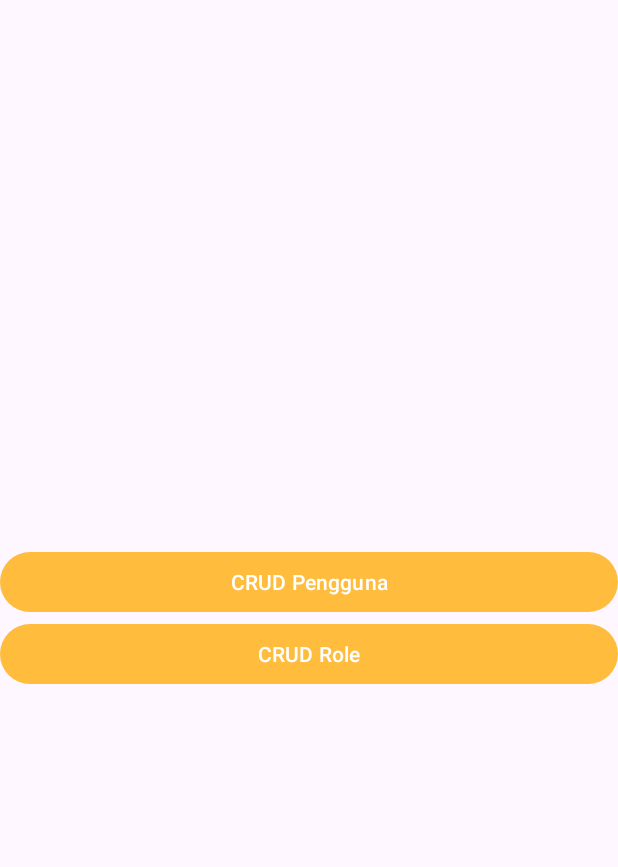
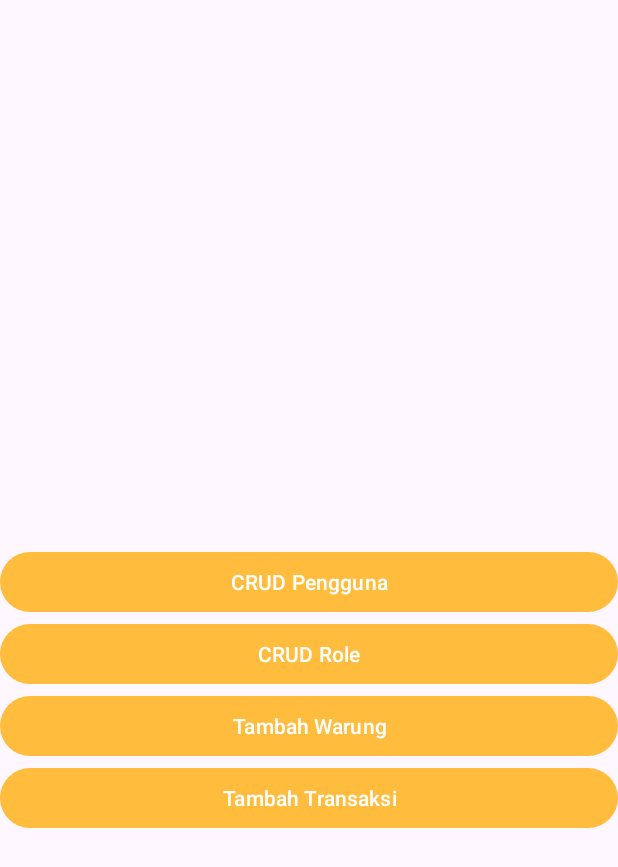
Before and after one commit to sadamapeach/Warmindo_Inspirasi_Indonesia, an Android app: the DashboardActivity screen opened directly, with no data from a screen before it, on a phone screen of 412 x 824 dp. Shown: the top 867 px of the screen. Run offline under Robolectric (Android 15) with nearby library versions, the phone set to English and light mode, and no system bars.

Commit message:
tambah tombol dashboard

```diff
--- a/app/src/main/res/layout/activity_dashboard.xml
+++ b/app/src/main/res/layout/activity_dashboard.xml
@@ -22,4 +22,20 @@
         android:text="CRUD Role"
         app:layout_constraintTop_toBottomOf="@+id/btn_pengguna"
         tools:layout_editor_absoluteX="160dp" />
+
+    <Button
+        android:id="@+id/btn_warung"
+        android:layout_width="match_parent"
+        android:layout_height="wrap_content"
+        android:text="Tambah Warung"
+        app:layout_constraintTop_toBottomOf="@+id/btn_role"
+        tools:layout_editor_absoluteX="160dp" />
+
+    <Button
+        android:id="@+id/btn_transaksi"
+        android:layout_width="match_parent"
+        android:layout_height="wrap_content"
+        android:text="Tambah Transaksi"
+        app:layout_constraintTop_toBottomOf="@+id/btn_warung"
+        tools:layout_editor_absoluteX="160dp" />
 </androidx.constraintlayout.widget.ConstraintLayout>
```
